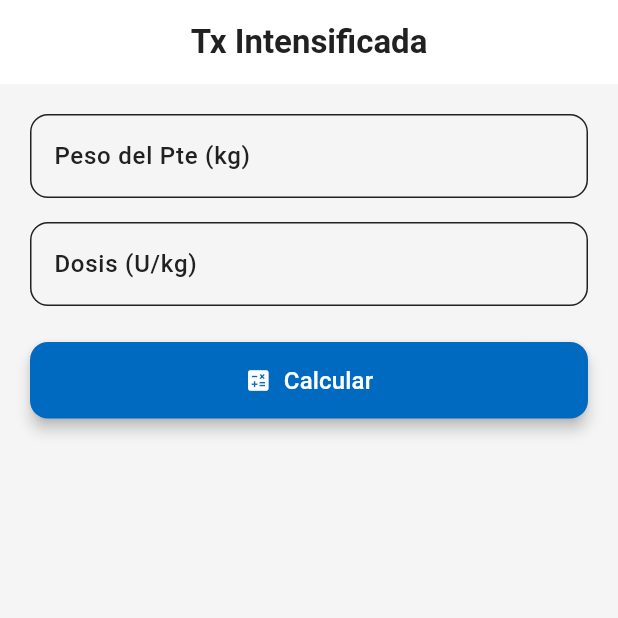
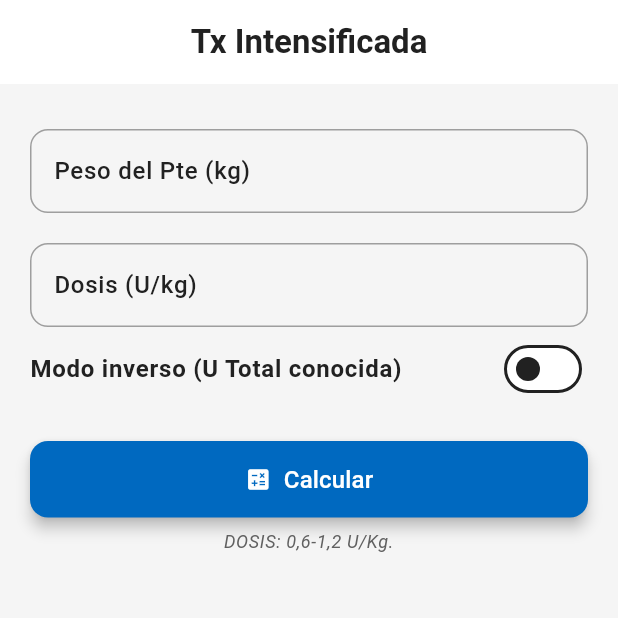
Before and after one commit to Nataly-Dev/insulinoterapia-app, a Flutter app: the CombinedTxItensifiedScreen screen opened by its route, on a phone screen of 412 x 824 dp, the top half of it. Run offline on Flutter 3.47's test engine with Material 3 defaults, Android fonts, the phone set to English and light mode, and no system bars; our stand-ins replace cloud_firestore, firebase_core, flutter_riverpod, go_router, shared_preferences; accounts and stored records are empty.

Commit message:
version 19
update notes and inverse mode

```diff
--- a/lib/providers/insulin_provider.dart
+++ b/lib/providers/insulin_provider.dart
@@ -118,4 +118,11 @@ class InsulinNotifier extends StateNotifier<InsulinResult?> {
       factor: dosis,
     );
   }
+    void calcularTxCombinadaIntensificadaInverse({required double peso,required double dosisTotal,}) {
+
+    final dosis = (dosisTotal / peso);
+    final dosisRe = dosis;
+
+    calcularTxCombinadaIntensificada(peso: peso, dosis: dosisRe);
+  }
 }
--- a/lib/screens/combined_tx_intensified/combined_tx_intensified_screen.dart
+++ b/lib/screens/combined_tx_intensified/combined_tx_intensified_screen.dart
@@ -1,18 +1,72 @@
-import 'package:insulinoterapia/widgets/insulin_result_card.dart';
 import 'package:flutter/material.dart';
 import 'package:flutter_riverpod/flutter_riverpod.dart';
 import '../../providers/insulin_provider.dart';
+import '../../widgets/insulin_result_card.dart';
 
 class CombinedTxItensifiedScreen extends ConsumerStatefulWidget {
   const CombinedTxItensifiedScreen({super.key});
 
   @override
-  ConsumerState<CombinedTxItensifiedScreen> createState() => _CombinedTxIntensifiesScreenState();
+  ConsumerState<CombinedTxItensifiedScreen> createState() =>
+      _CombinedTxItensifiedScreenState();
 }
 
-class _CombinedTxIntensifiesScreenState extends ConsumerState<CombinedTxItensifiedScreen> {
+class _CombinedTxItensifiedScreenState
+    extends ConsumerState<CombinedTxItensifiedScreen> {
   final TextEditingController _weightController = TextEditingController();
   final TextEditingController _doseController = TextEditingController();
+
+  bool _isInverse = false;
+
+  void _toggleInverseMode(bool value) {
+    setState(() => _isInverse = value);
+    _clearInputsAndResult();
+  }
+
+  void _clearInputsAndResult() {
+    _weightController.clear();
+    _doseController.clear();
+    ref.read(insulinProvider.notifier).clear();
+  }
+
+  void _onCalculate() {
+    final weight = double.tryParse(
+      _weightController.text.trim().replaceAll(',', '.'),
+    );
+    final dose = double.tryParse(
+      _doseController.text.trim().replaceAll(',', '.'),
+    );
+
+    if (weight == null || weight <= 0 || dose == null || dose <= 0) {
+      _showError('Ingrese valores válidos');
+      return;
+    }
+
+    final provider = ref.read(insulinProvider.notifier);
+
+    if (_isInverse) {
+      provider.calcularTxCombinadaIntensificadaInverse(
+        peso: weight,
+        dosisTotal: dose,
+      );
+    } else {
+      provider.calcularTxCombinadaIntensificada(peso: weight, dosis: dose);
+    }
+  }
+
+  void _showError(String message) {
+    ScaffoldMessenger.of(
+      context,
+    ).showSnackBar(SnackBar(content: Text(message)));
+  }
+
+  @override
+  void initState() {
+    super.initState();
+    Future.microtask(() {
+      _clearInputsAndResult();
+    });
+  }
 
   @override
   void dispose() {
@@ -22,42 +76,16 @@ class _CombinedTxIntensifiesScreenState extends ConsumerState<CombinedTxItensifi
   }
 
   @override
-  void initState() {
-    super.initState();
-    Future.microtask(() {
-      ref.read(insulinProvider.notifier).clear();
-    });
-  }
-
-  void _onCalculate() {
-    final weight = double.tryParse(_weightController.text.trim().replaceAll(',', '.'));
-    final dose = double.tryParse(_doseController.text.trim().replaceAll(',', '.'));
-
-    if (weight == null || weight <= 0 || dose == null || dose <= 0) {
-      _showError('Ingrese valores válidos');
-      return;
-    }
-
-    ref.read(insulinProvider.notifier).calcularTxCombinadaIntensificada(peso: weight, dosis: dose);
-  }
-
-  void _showError(String message) {
-    ScaffoldMessenger.of(context).showSnackBar(
-      SnackBar(content: Text(message)),
-    );
-  }
-
-  @override
   Widget build(BuildContext context) {
     final combinedTx = ref.watch(insulinProvider);
 
     return Scaffold(
       appBar: AppBar(
-        title: const Text('Tx Intensificada',
+        title: const Text(
+          'Tx Intensificada',
           style: TextStyle(fontWeight: FontWeight.bold),
         ),
-                centerTitle: true,
-
+        centerTitle: true,
       ),
       body: SingleChildScrollView(
         padding: const EdgeInsets.all(20),
@@ -67,10 +95,28 @@ class _CombinedTxIntensifiesScreenState extends ConsumerState<CombinedTxItensifi
             child: Column(
               crossAxisAlignment: CrossAxisAlignment.start,
               children: [
-                _buildInputField(controller: _weightController, label: 'Peso del Pte (kg)'),
-                const SizedBox(height: 16),
-                _buildInputField(controller: _doseController, label: 'Dosis (U/kg)'),
-                const SizedBox(height: 24),
+                const SizedBox(height: 10),
+                _buildInputField(
+                  controller: _weightController,
+                  label: 'Peso del Pte (kg)',
+                  highlight: _isInverse,
+                ),
+                const SizedBox(height: 20),
+                _buildInputField(
+                  controller: _doseController,
+                  label: _isInverse ? 'U Total diaria' : 'Dosis (U/kg)',
+                  highlight: _isInverse,
+                ),
+                SwitchListTile(
+                  contentPadding: EdgeInsets.zero,
+                  title: const Text(
+                    'Modo inverso (U Total conocida)',
+                    style: TextStyle(fontWeight: FontWeight.w600, fontSize: 16),
+                  ),
+                  value: _isInverse,
+                  onChanged: _toggleInverseMode,
+                ),
+                const SizedBox(height: 20),
                 SizedBox(
                   width: double.infinity,
                   child: ElevatedButton.icon(
@@ -85,6 +131,18 @@ class _CombinedTxIntensifiesScreenState extends ConsumerState<CombinedTxItensifi
                     ),
                   ),
                 ),
+                const SizedBox(height: 8),
+                Center(
+                  child: Text(
+                    "DOSIS: 0,6-1,2 U/Kg.",
+                    style: Theme.of(context).textTheme.bodySmall?.copyWith(
+                      color: Colors.grey[700],
+                      fontStyle: FontStyle.italic,
+                    ),
+                    textAlign: TextAlign.center,
+                  ),
+                ),
+
                 const SizedBox(height: 20),
                 if (combinedTx != null) InsulinResultCard(result: combinedTx),
               ],
@@ -98,17 +156,24 @@ class _CombinedTxIntensifiesScreenState extends ConsumerState<CombinedTxItensifi
   Widget _buildInputField({
     required TextEditingController controller,
     required String label,
+    bool highlight = false,
   }) {
     final colorScheme = Theme.of(context).colorScheme;
+    final borderColor = highlight ? colorScheme.primary : Colors.grey;
+
     return TextField(
       controller: controller,
       keyboardType: const TextInputType.numberWithOptions(decimal: true),
       decoration: InputDecoration(
         labelText: label,
-         labelStyle: const TextStyle(fontWeight: FontWeight.w500, fontSize: 16),
+        labelStyle: const TextStyle(fontWeight: FontWeight.w500, fontSize: 16),
         border: OutlineInputBorder(borderRadius: BorderRadius.circular(12)),
+        enabledBorder: OutlineInputBorder(
+          borderSide: BorderSide(color: borderColor),
+          borderRadius: BorderRadius.circular(12),
+        ),
         focusedBorder: OutlineInputBorder(
-          borderSide: BorderSide(color: colorScheme.primary, width: 2),
+          borderSide: BorderSide(color: borderColor, width: 2),
           borderRadius: BorderRadius.circular(12),
         ),
       ),
--- a/lib/screens/single_dose_pm/single_dose_pm_screen.dart
+++ b/lib/screens/single_dose_pm/single_dose_pm_screen.dart
@@ -156,7 +156,7 @@ class _SingleDosePmScreenState extends ConsumerState<SingleDosePmScreen> {
                 ),
                 const SizedBox(height: 8,),
                 Text(
-                  "NOTA: Aplicar idealmente 9 - 10 pm para evitar hipoglucemias",
+                  "NOTA: Si la dosis sobrepasa 0,6 ó 40U en Total pasar a BID NPH (Ifluye peso del pte).\\Aplicar idealmente 9 - 10 pm para evitar hipoglucemias.",
                   style: Theme.of(context).textTheme.bodySmall?.copyWith(
                     color: Colors.grey[700],
                     fontStyle: FontStyle.italic,
--- a/pubspec.yaml
+++ b/pubspec.yaml
@@ -2,7 +2,7 @@ name: insulinoterapia
 description: "A new Flutter project."
 publish_to: 'none'
 
-version: 1.0.0+18
+version: 1.0.0+19
 
 environment:
   sdk: ">=3.7.2 <4.0.0"
```
Also changed, not shown: lib/screens/bid_nph/bid_nph_screen.dart (+18 -5 lines), lib/screens/combined_tx_insulin/combined_tx_insulin_screen.dart (+13 -0 lines).
